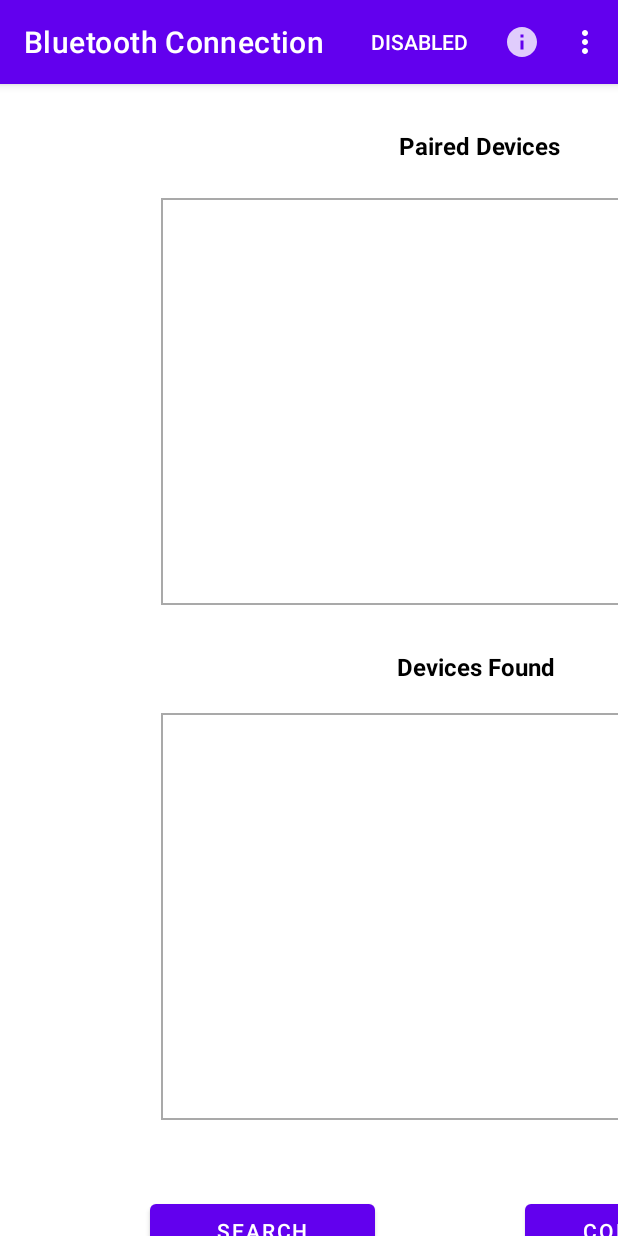
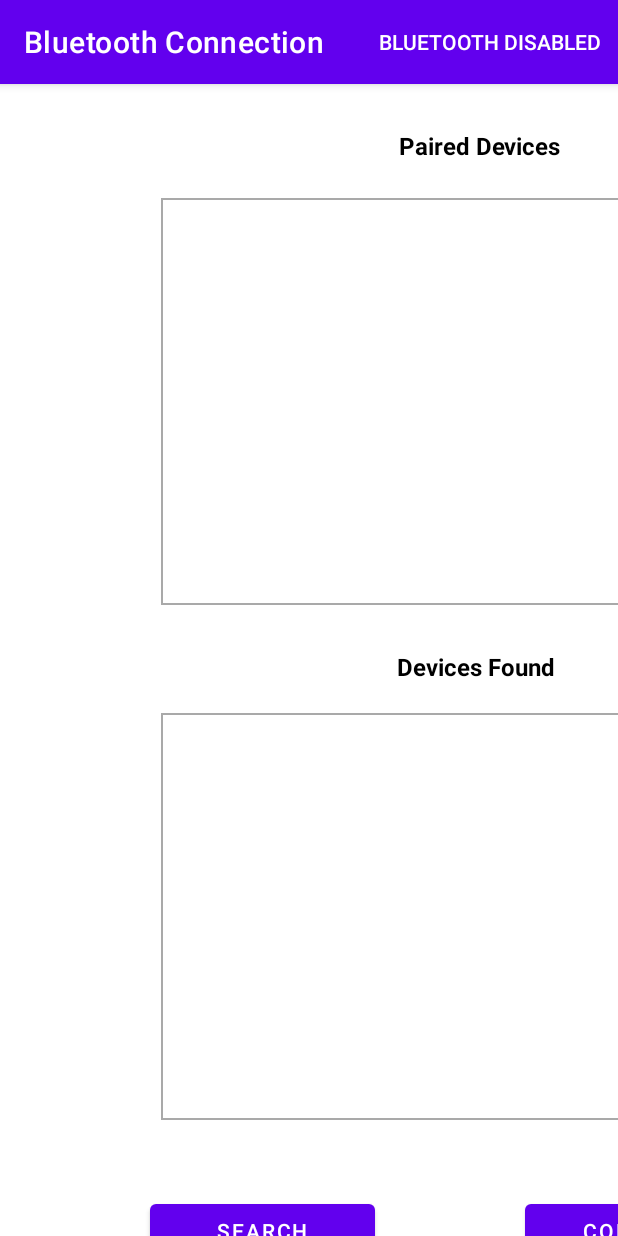
Before and after one commit to guptajay/MDP_AndroidApp, an Android app: the BluetoothConnectionUI screen opened directly, with no data from a screen before it, on a phone screen of 412 x 824 dp. Run offline under Robolectric (Android 15) with nearby library versions, the phone set to English and light mode, and no system bars.

Commit message:
Checklist bug fixes (#32)
* -> Chat UI keyboard bug fix
-> BluetoothConnectionUI menu bar updates

* -> code refactorings

* -> code refactorings

* Robot driving and orientation updates

* Made the bot movement boundary safe

* Bug Fix

* Duplicate message bug fix

Co-authored-by: nomifaz <nomi.faz@gmail.com>

```diff
--- a/app/src/main/AndroidManifest.xml
+++ b/app/src/main/AndroidManifest.xml
@@ -17,7 +17,8 @@
         android:roundIcon="@mipmap/ic_launcher_round"
         android:supportsRtl="true"
         android:theme="@style/Theme.MDPGroup10">
-        <activity android:name=".bluetooth_services.BluetoothChatUI" />
+        <activity android:name=".bluetooth_services.BluetoothChatUI"
+            android:windowSoftInputMode="adjustResize" />
         <activity
             android:name=".bluetooth_services.BluetoothConnectionUI"
             android:windowSoftInputMode="adjustResize" />
--- a/app/src/main/java/com/jaygupta/mdpgroup10/Util.java
+++ b/app/src/main/java/com/jaygupta/mdpgroup10/Util.java
@@ -5,6 +5,7 @@ import android.widget.TextView;
 
 import java.math.BigInteger;
 import java.util.ArrayList;
+import java.util.Arrays;
 
 public class Util {
 
@@ -16,6 +17,9 @@ public class Util {
     static String wayPoint = "Not Selected";
     static String startPoint = "0,0";
     static String heading = "forward";
+    static int orientation = 0;
+    static ArrayList<Integer> outOfBoundsLeft = new ArrayList<Integer>(Arrays.asList(30, 45, 60, 75, 90, 105, 120, 135, 150, 165, 180, 195, 210, 225, 245, 255, 270, 285));
+    static ArrayList<Integer> outOfBoundsRight = new ArrayList<Integer>(Arrays.asList(42, 57, 72, 87, 102, 117, 132, 147, 162, 177, 192, 207, 222, 237, 252, 267, 282, 297));
 
 
     public static ArrayList<String> getMessageListItems() {
--- a/app/src/main/java/com/jaygupta/mdpgroup10/bluetooth_services/BluetoothChatService.java
+++ b/app/src/main/java/com/jaygupta/mdpgroup10/bluetooth_services/BluetoothChatService.java
@@ -1,5 +1,6 @@
 package com.jaygupta.mdpgroup10.bluetooth_services;
 
+import android.app.Activity;
 import android.app.Service;
 import android.content.BroadcastReceiver;
 import android.content.Context;
@@ -7,6 +8,7 @@ import android.content.Intent;
 import android.content.IntentFilter;
 import android.os.IBinder;
 import android.util.Log;
+import android.view.WindowManager;
 import android.widget.ArrayAdapter;
 import android.widget.ListView;
 
@@ -37,8 +39,10 @@ public class BluetoothChatService extends Service {
     public void onCreate() {
         super.onCreate();
         Log.d(TAG,"Activity Started");
+
         LocalBroadcastManager.getInstance(this).registerReceiver(messageReceived, new IntentFilter("incomingMessage"));
     }
+
 
 
     @Override
@@ -50,6 +54,7 @@ public class BluetoothChatService extends Service {
         public void onReceive(Context context, Intent intent) {
             Log.d(TAG, "On BroadCastReceiver");
             if (intent != null && intent.getAction().equalsIgnoreCase("incomingMessage")) {
+
                 String receivedMessage = intent.getStringExtra("receivedMessage");
                 setMessageListItems("Received: " + receivedMessage);
                 setManualListItems("Received: " + receivedMessage);
--- a/app/src/main/java/com/jaygupta/mdpgroup10/bluetooth_services/BluetoothConnectionUI.java
+++ b/app/src/main/java/com/jaygupta/mdpgroup10/bluetooth_services/BluetoothConnectionUI.java
@@ -28,9 +28,7 @@ import androidx.appcompat.app.AppCompatActivity;
 import androidx.localbroadcastmanager.content.LocalBroadcastManager;
 
 import com.google.android.material.snackbar.Snackbar;
-import com.jaygupta.mdpgroup10.MainActivity;
 import com.jaygupta.mdpgroup10.R;
-import com.jaygupta.mdpgroup10.Util;
 import com.jaygupta.mdpgroup10.utils.Constants;
 
 import java.util.ArrayList;
@@ -103,11 +101,11 @@ public class BluetoothConnectionUI extends AppCompatActivity implements View.OnC
         IntentFilter bluetoothStateChangeFilter = new IntentFilter(BluetoothAdapter.ACTION_STATE_CHANGED);
         registerReceiver(updateBluetoothStatus,bluetoothStateChangeFilter);
 
-        IntentFilter filter = new IntentFilter(BluetoothDevice.ACTION_BOND_STATE_CHANGED);
-        registerReceiver(mBroadcastReceiver4, filter);
+        IntentFilter bondActionStateFilter = new IntentFilter(BluetoothDevice.ACTION_BOND_STATE_CHANGED);
+        registerReceiver(bondActionReceiver, bondActionStateFilter);
 
-        IntentFilter filter2 = new IntentFilter("ConnectionStatus");
-        LocalBroadcastManager.getInstance(this).registerReceiver(mBroadcastReceiver5, filter2);
+        IntentFilter connectionStatusFilter = new IntentFilter("ConnectionStatus");
+        LocalBroadcastManager.getInstance(this).registerReceiver(connectionStatusReceiver, connectionStatusFilter);
 
 
        // LocalBroadcastManager.getInstance(this).registerReceiver(messageReceived, new IntentFilter("incomingMessage"));
@@ -258,8 +256,21 @@ public class BluetoothConnectionUI extends AppCompatActivity implements View.OnC
 
     @Override
     public boolean onPrepareOptionsMenu(Menu menu) {
-        MenuItem item = menu.findItem(R.id.bluetooth_status);
-        item.setTitle(this.connStatus);
+
+        MenuItem bluetooth = menu.findItem(R.id.bluetooth);
+        MenuItem information = menu.findItem(R.id.information);
+        MenuItem bluetooth_chat = menu.findItem(R.id.bluetooth_chat);
+        MenuItem configureStrings = menu.findItem(R.id.configureStrings);
+
+        bluetooth.setVisible(false);
+        information.setVisible(false);
+        bluetooth_chat.setVisible(false);
+        configureStrings.setVisible(false);
+
+
+        MenuItem bluetoothStatus = menu.findItem(R.id.bluetooth_status);
+
+        bluetoothStatus.setTitle("BLUETOOTH ".concat(this.connStatus));
         return super.onPrepareOptionsMenu(menu);
     }
 
@@ -324,7 +335,7 @@ public class BluetoothConnectionUI extends AppCompatActivity implements View.OnC
         }
     };
 
-    private BroadcastReceiver mBroadcastReceiver4 = new BroadcastReceiver() {
+    private BroadcastReceiver bondActionReceiver = new BroadcastReceiver() {
         @Override
         public void onReceive(Context context, Intent intent) {
             Log.d(TAG,"mBroadcastReceiver4");
@@ -347,7 +358,7 @@ public class BluetoothConnectionUI extends AppCompatActivity implements View.OnC
         }
     };
 
-    private BroadcastReceiver mBroadcastReceiver5 = new BroadcastReceiver() {
+    private BroadcastReceiver connectionStatusReceiver = new BroadcastReceiver() {
         @Override
         public void onReceive(Context context, Intent intent) {
             BluetoothDevice mDevice = intent.getParcelableExtra("Device");
@@ -413,8 +424,8 @@ public class BluetoothConnectionUI extends AppCompatActivity implements View.OnC
         try {
             unregisterReceiver(mBroadcastReceiver2);
             unregisterReceiver(foundDeviceBroadcastReceiver);
-            unregisterReceiver(mBroadcastReceiver4);
-            LocalBroadcastManager.getInstance(this).unregisterReceiver(mBroadcastReceiver5);
+            unregisterReceiver(bondActionReceiver);
+            LocalBroadcastManager.getInstance(this).unregisterReceiver(connectionStatusReceiver);
         } catch(IllegalArgumentException e){
             e.printStackTrace();
         }
@@ -428,8 +439,8 @@ public class BluetoothConnectionUI extends AppCompatActivity implements View.OnC
             unregisterReceiver(updateBluetoothStatus);
             unregisterReceiver(mBroadcastReceiver2);
             unregisterReceiver(foundDeviceBroadcastReceiver);
-            unregisterReceiver(mBroadcastReceiver4);
-            LocalBroadcastManager.getInstance(this).unregisterReceiver(mBroadcastReceiver5);
+            unregisterReceiver(bondActionReceiver);
+            LocalBroadcastManager.getInstance(this).unregisterReceiver(connectionStatusReceiver);
         } catch(IllegalArgumentException e){
             e.printStackTrace();
         }
--- a/app/src/main/res/layout/activity_bluetooth_chat.xml
+++ b/app/src/main/res/layout/activity_bluetooth_chat.xml
@@ -33,6 +33,7 @@
         android:layout_marginEnd="20dp"
         android:layout_marginBottom="100dp"
         android:background="@drawable/border"
+
         app:layout_constraintBottom_toBottomOf="parent"
         app:layout_constraintEnd_toEndOf="parent"
         app:layout_constraintStart_toStartOf="parent"
```
Also changed, not shown: app/src/main/java/com/jaygupta/mdpgroup10/MainActivity.java (+67 -19 lines), app/src/main/java/com/jaygupta/mdpgroup10/RobotDrive.java (+22 -5 lines), app/src/main/java/com/jaygupta/mdpgroup10/bluetooth_services/BluetoothChatUI.java (+8 -3 lines), app/src/main/java/com/jaygupta/mdpgroup10/bluetooth_services/BluetoothConnectionService.java (+3 -15 lines).
